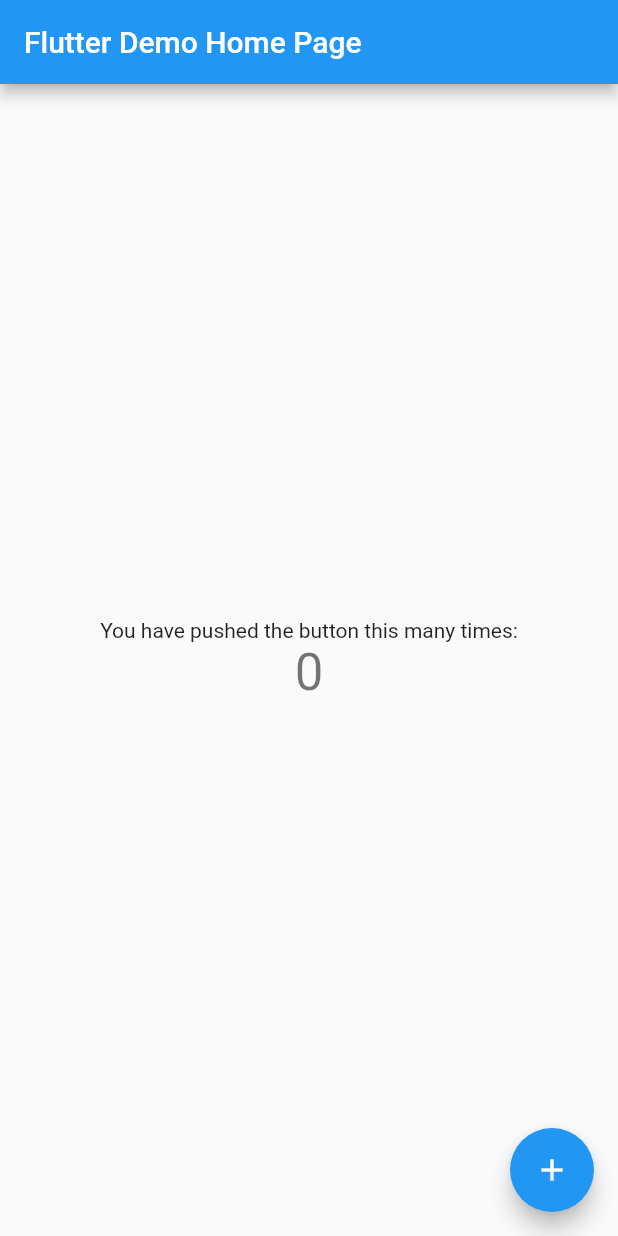
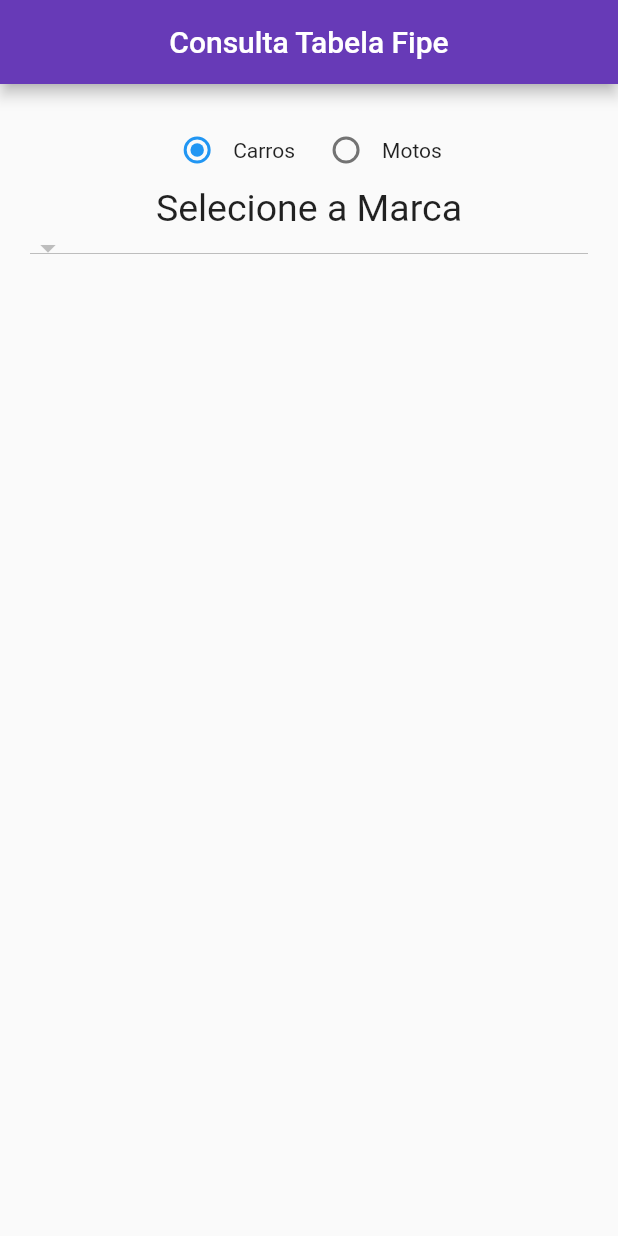
Before and after one commit to adalbertobazilio/tabela_fipe, a Flutter app: the screen it shows after launch, on a phone screen of 412 x 824 dp. Run offline on Flutter 3.47's test engine with Material 2 defaults, Android fonts, the phone set to English and light mode, and no system bars.

Commit message:
Adição Radio Buttons e DropDownButton

```diff
--- /dev/null
+++ b/lib/home_page.dart
@@ -0,0 +1,67 @@
+import 'package:flutter/material.dart';
+
+class HomePage extends StatefulWidget {
+  const HomePage({Key? key}) : super(key: key);
+
+  @override
+  _HomePageState createState() => _HomePageState();
+}
+
+class _HomePageState extends State<HomePage> {
+  String tipobusca = 'carro';
+
+  @override
+  Widget build(BuildContext context) {
+    return Scaffold(
+      appBar: AppBar(
+        title: Text('Consulta Tabela Fipe'),
+        centerTitle: true,
+        backgroundColor: Colors.deepPurple,
+      ),
+      body: Padding(
+        padding: const EdgeInsets.all(20.0),
+        child: Column(
+          crossAxisAlignment: CrossAxisAlignment.stretch,
+          children: [
+            SizedBox(
+              width: 20,
+            ),
+            Row(
+              mainAxisAlignment: MainAxisAlignment.center,
+              children: [
+                Radio(
+                  value: 'carro',
+                  groupValue: tipobusca,
+                  onChanged: (value) {
+                    setState(() {
+                      tipobusca = 'carro';
+                    });
+                  },
+                ),
+                Text('Carros'),
+                SizedBox(width: 10),
+                Radio(
+                  value: 'moto',
+                  groupValue: tipobusca,
+                  onChanged: (value) {
+                    setState(() {
+                      tipobusca = 'moto';
+                    });
+                  },
+                ),
+                Text('Motos'),
+                SizedBox(width: 10),
+              ],
+            ),
+          Text('Selecione a Marca', textAlign: TextAlign.center, style: TextStyle(fontSize: 25.0),),
+          DropdownButton(
+            value: null,
+            items: null,
+            onChanged: null,
+          )
+          ],
+        ),
+      ),
+    );
+  }
+}
--- a/lib/main.dart
+++ b/lib/main.dart
@@ -1,4 +1,5 @@
 import 'package:flutter/material.dart';
+import 'package:fipe/home_page.dart';
 
 void main() {
   runApp(const MyApp());
@@ -11,105 +12,13 @@ class MyApp extends StatelessWidget {
   @override
   Widget build(BuildContext context) {
     return MaterialApp(
+      debugShowCheckedModeBanner: false,
       title: 'Flutter Demo',
       theme: ThemeData(
-        // This is the theme of your application.
-        //
-        // Try running your application with "flutter run". You'll see the
-        // application has a blue toolbar. Then, without quitting the app, try
-        // changing the primarySwatch below to Colors.green and then invoke
-        // "hot reload" (press "r" in the console where you ran "flutter run",
-        // or simply save your changes to "hot reload" in a Flutter IDE).
-        // Notice that the counter didn't reset back to zero; the application
-        // is not restarted.
+
         primarySwatch: Colors.blue,
       ),
-      home: const MyHomePage(title: 'Flutter Demo Home Page'),
+      home: const HomePage(),
     );
   }
 }
-
-class MyHomePage extends StatefulWidget {
-  const MyHomePage({Key? key, required this.title}) : super(key: key);
-
-  // This widget is the home page of your application. It is stateful, meaning
-  // that it has a State object (defined below) that contains fields that affect
-  // how it looks.
-
-  // This class is the configuration for the state. It holds the values (in this
-  // case the title) provided by the parent (in this case the App widget) and
-  // used by the build method of the State. Fields in a Widget subclass are
-  // always marked "final".
-
-  final String title;
-
-  @override
-  State<MyHomePage> createState() => _MyHomePageState();
-}
-
-class _MyHomePageState extends State<MyHomePage> {
-  int _counter = 0;
-
-  void _incrementCounter() {
-    setState(() {
-      // This call to setState tells the Flutter framework that something has
-      // changed in this State, which causes it to rerun the build method below
-      // so that the display can reflect the updated values. If we changed
-      // _counter without calling setState(), then the build method would not be
-      // called again, and so nothing would appear to happen.
-      _counter++;
-    });
-  }
-
-  @override
-  Widget build(BuildContext context) {
-    // This method is rerun every time setState is called, for instance as done
-    // by the _incrementCounter method above.
-    //
-    // The Flutter framework has been optimized to make rerunning build methods
-    // fast, so that you can just rebuild anything that needs updating rather
-    // than having to individually change instances of widgets.
-    return Scaffold(
-      appBar: AppBar(
-        // Here we take the value from the MyHomePage object that was created by
-        // the App.build method, and use it to set our appbar title.
-        title: Text(widget.title),
-      ),
-      body: Center(
-        // Center is a layout widget. It takes a single child and positions it
-        // in the middle of the parent.
-        child: Column(
-          // Column is also a layout widget. It takes a list of children and
-          // arranges them vertically. By default, it sizes itself to fit its
-          // children horizontally, and tries to be as tall as its parent.
-          //
-          // Invoke "debug painting" (press "p" in the console, choose the
-          // "Toggle Debug Paint" action from the Flutter Inspector in Android
-          // Studio, or the "Toggle Debug Paint" command in Visual Studio Code)
-          // to see the wireframe for each widget.
-          //
-          // Column has various properties to control how it sizes itself and
-          // how it positions its children. Here we use mainAxisAlignment to
-          // center the children vertically; the main axis here is the vertical
-          // axis because Columns are vertical (the cross axis would be
-          // horizontal).
-          mainAxisAlignment: MainAxisAlignment.center,
-          children: <Widget>[
-            const Text(
-              'You have pushed the button this many times:',
-            ),
-            Text(
-              '$_counter',
-              style: Theme.of(context).textTheme.headline4,
-            ),
-          ],
-        ),
-      ),
-      floatingActionButton: FloatingActionButton(
-        onPressed: _incrementCounter,
-        tooltip: 'Increment',
-        child: const Icon(Icons.add),
-      ), // This trailing comma makes auto-formatting nicer for build methods.
-    );
-  }
-}
```
